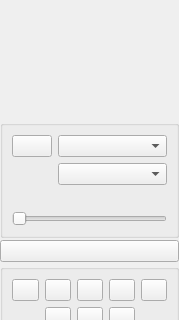
The window that src/presentation/frontends/qtfrontend/toolsmenu.ui (KDE/stopmotion) describes before a commit, drawn with Qt 5; both pictures show x 0 to 179 and y 214 to 534 of the 179 by 634 pixel window.
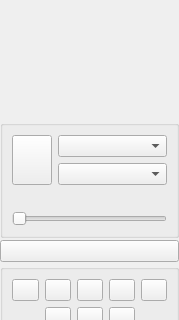
The same window after the commit.

Commit message: Main window and preferences dialog now work in 600 pixels of height

What changed in the file:
```diff
--- a/src/presentation/frontends/qtfrontend/toolsmenu.ui
+++ b/src/presentation/frontends/qtfrontend/toolsmenu.ui
@@ -9,18 +9,16 @@
     <height>634</height>
    </rect>
   </property>
-  <property name="sizePolicy" >
-   <sizepolicy>
-    <hsizetype>5</hsizetype>
-    <vsizetype>7</vsizetype>
+  <property name="sizePolicy">
+   <sizepolicy hsizetype="Preferred" vsizetype="Expanding">
     <horstretch>0</horstretch>
     <verstretch>0</verstretch>
    </sizepolicy>
   </property>
-  <property name="minimumSize" >
+  <property name="minimumSize">
    <size>
     <width>179</width>
-    <height>500</height>
+    <height>450</height>
    </size>
   </property>
   <property name="maximumSize" >
@@ -116,11 +114,9 @@
     </spacer>
    </item>
    <item>
-    <widget class="QGroupBox" name="captureGroup" >
-     <property name="sizePolicy" >
-      <sizepolicy>
-       <hsizetype>5</hsizetype>
-       <vsizetype>5</vsizetype>
+    <widget class="QGroupBox" name="captureGroup">
+     <property name="sizePolicy">
+      <sizepolicy hsizetype="Preferred" vsizetype="Preferred">
        <horstretch>0</horstretch>
        <verstretch>0</verstretch>
       </sizepolicy>
@@ -155,12 +151,10 @@
           </property>
          </widget>
         </item>
-        <item row="0" column="0" >
-         <widget class="QPushButton" name="captureButton" >
-          <property name="sizePolicy" >
-           <sizepolicy>
-            <hsizetype>4</hsizetype>
-            <vsizetype>0</vsizetype>
+        <item row="0" column="0" rowspan="2">
+         <widget class="QPushButton" name="captureButton">
+          <property name="sizePolicy">
+           <sizepolicy hsizetype="Maximum" vsizetype="MinimumExpanding">
             <horstretch>0</horstretch>
             <verstretch>0</verstretch>
            </sizepolicy>
```
Left out of the diff: 249 changed lines with no effect on the pictures. The commit also changes 5 other files.
